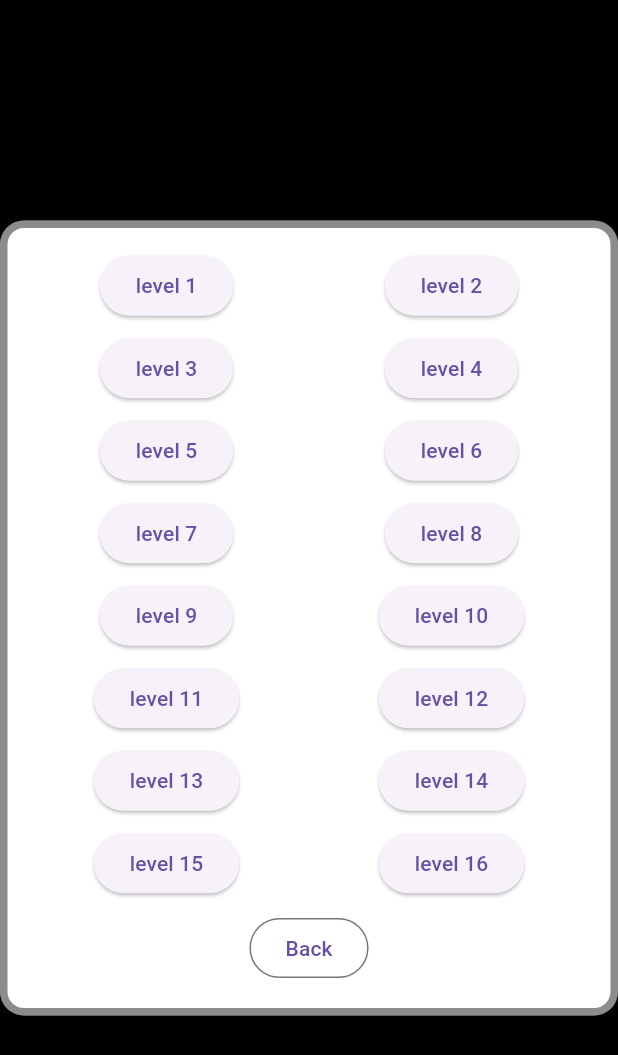
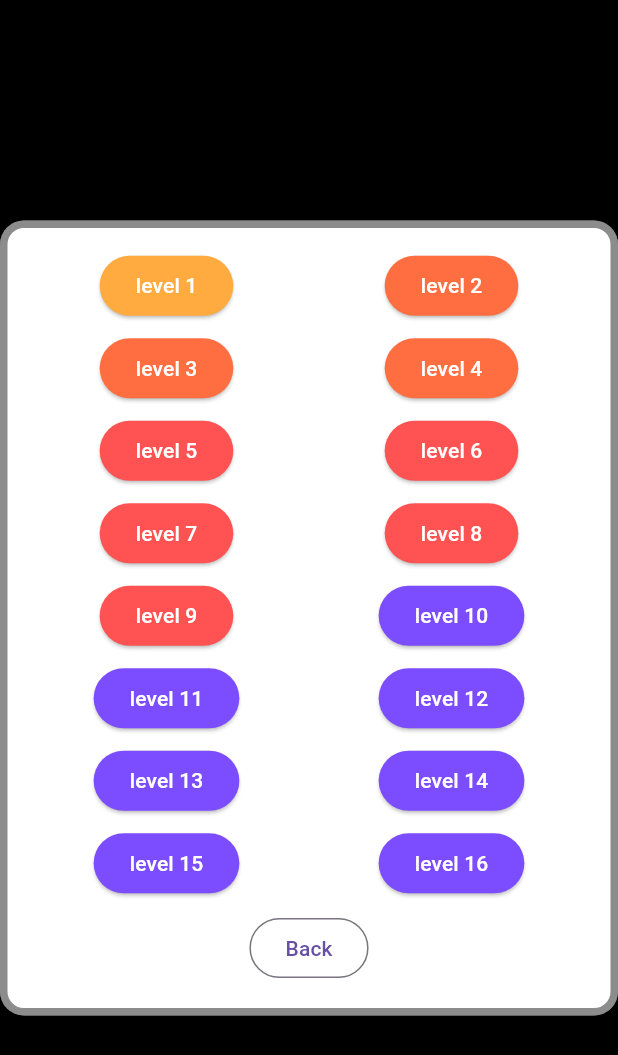
Before and after one commit to sepehrkianian09/maze-ball, a Flutter app: the LevelSelectionOverlayScreen widget shown alone on an empty page, opened directly with empty values, on a phone screen of 412 x 824 dp. Shown: the top 1055 px of the screen. Run offline on Flutter 3.47's test engine with Material 3 defaults, Android fonts, the phone set to English and light mode, and no system bars; our stand-ins replace get; missing offline and left inert: flame, flame_forge2d.

Commit message:
feat(level): add level colors

```diff
--- a/lib/overlay_screens/play_state/level_selection.dart
+++ b/lib/overlay_screens/play_state/level_selection.dart
@@ -1,3 +1,5 @@
+import 'dart:math';
+
 import 'package:flutter/material.dart';
 import 'package:flutter/widgets.dart';
 import 'package:maze_ball/components/game.dart';
@@ -7,7 +9,7 @@ import 'package:maze_ball/pages/game.dart';
 class LevelSelectionOverlayScreen extends StatelessWidget {
   final MazeBallGame game;
 
-  const LevelSelectionOverlayScreen(this.game, {super.key});
+  LevelSelectionOverlayScreen(this.game, {super.key});
 
   @override
   Widget build(BuildContext context) {
@@ -41,6 +43,13 @@ class LevelSelectionOverlayScreen extends StatelessWidget {
     );
   }
 
+  final List<Color> difficultyColors = [
+    Colors.orangeAccent,
+    Colors.deepOrangeAccent,
+    Colors.redAccent,
+    Colors.deepPurpleAccent,
+  ];
+
   Widget _levelGrid() {
     return GridView.builder(
       shrinkWrap: true,
@@ -56,6 +65,10 @@ class LevelSelectionOverlayScreen extends StatelessWidget {
           alignment: Alignment.center,
           // color: Colors.blueAccent,
           child: ElevatedButton(
+            style: ElevatedButton.styleFrom(
+              backgroundColor: difficultyColors[sqrt(index + 1).ceil() - 1],
+              foregroundColor: Colors.white,
+            ),
             onPressed: () {
               game.level = index + 1;
               game.playState = PlayState.play;
```
